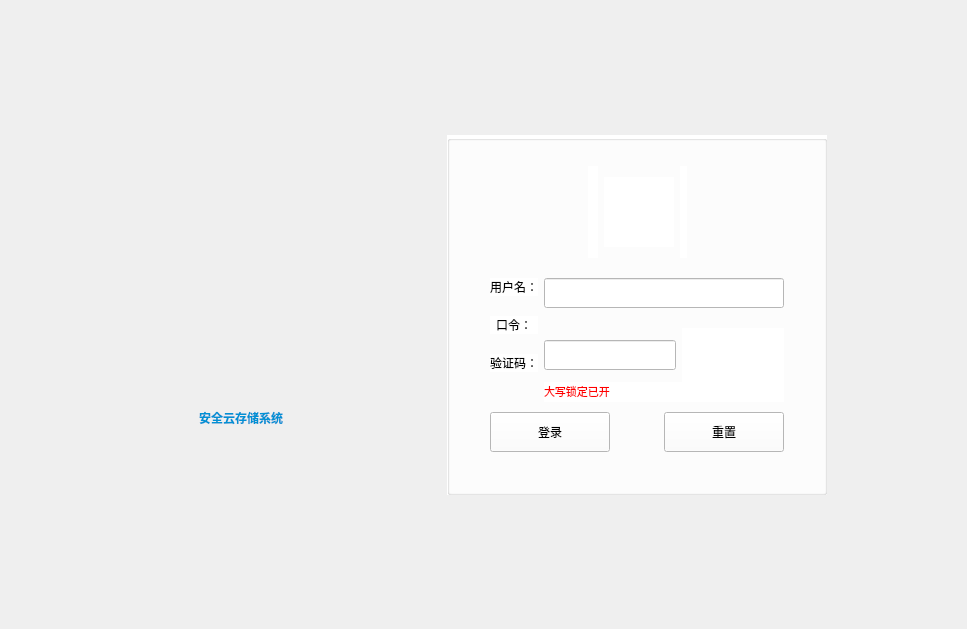
This is client/Login/loginwidget.ui in Sneaker001333/CloudStorage as Qt 5 draws it before an edit. The edited form follows.
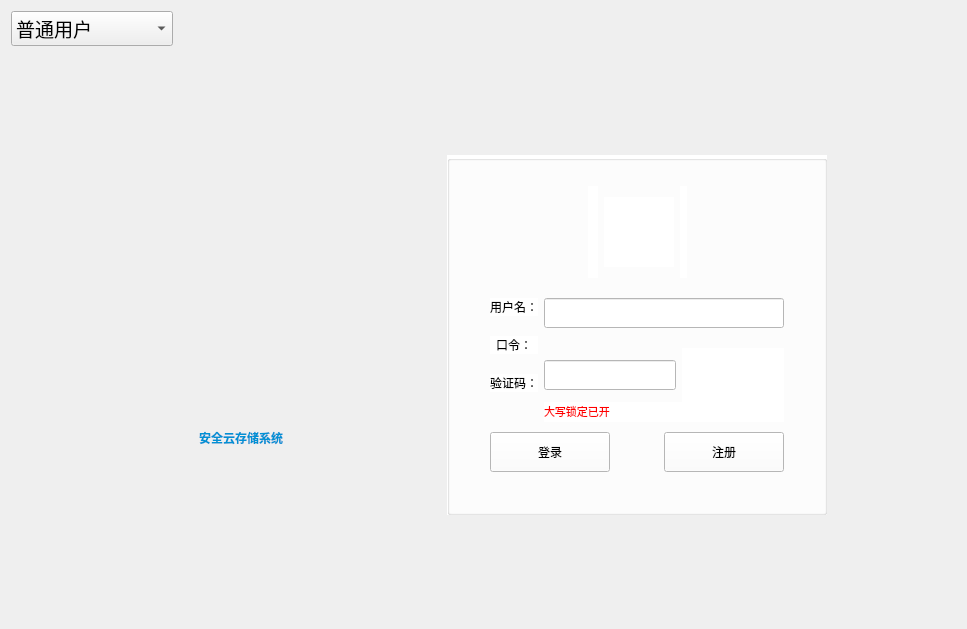
This is the edited form. Icons and pictures are not drawn. Custom widgets are drawn as their Qt base class.

The edit to the form file:
```diff
--- a/client/Login/loginwidget.ui
+++ b/client/Login/loginwidget.ui
@@ -26,6 +26,53 @@
   <layout class="QHBoxLayout" name="horizontalLayout_9">
    <item>
     <layout class="QVBoxLayout" name="verticalLayout_9">
+     <item>
+      <layout class="QHBoxLayout" name="horizontalLayout_12">
+       <item>
+        <widget class="QComboBox" name="comboBox">
+         <property name="font">
+          <font>
+           <family>楷体</family>
+           <pointsize>14</pointsize>
+          </font>
+         </property>
+         <item>
+          <property name="text">
+           <string>普通用户</string>
+          </property>
+         </item>
+         <item>
+          <property name="text">
+           <string>安全审计员</string>
+          </property>
+         </item>
+         <item>
+          <property name="text">
+           <string>系统管理员</string>
+          </property>
+         </item>
+         <item>
+          <property name="text">
+           <string>安全保密管理员</string>
+          </property>
+         </item>
+        </widget>
+       </item>
+       <item>
+        <spacer name="horizontalSpacer_12">
+         <property name="orientation">
+          <enum>Qt::Horizontal</enum>
+         </property>
+         <property name="sizeHint" stdset="0">
+          <size>
+           <width>40</width>
+           <height>20</height>
+          </size>
+         </property>
+        </spacer>
+       </item>
+      </layout>
+     </item>
      <item>
       <spacer name="verticalSpacer_5">
        <property name="orientation">
@@ -512,7 +559,7 @@
                          </size>
                         </property>
                         <property name="text">
-                         <string>重置</string>
+                         <string>注册</string>
                         </property>
                        </widget>
                       </item>
```
Left out of the diff: 6 changed lines with no effect on the pictures.
